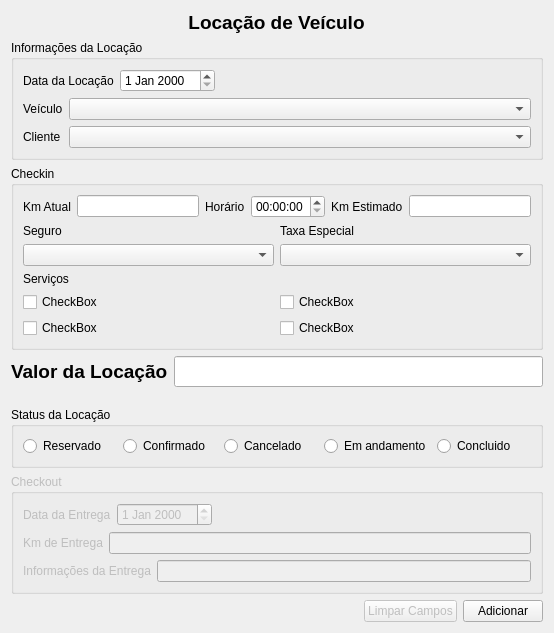
This is ui/ui_locacao.ui in adaiasreis/Projeto as Qt 5 draws it before an edit. The edited form follows.
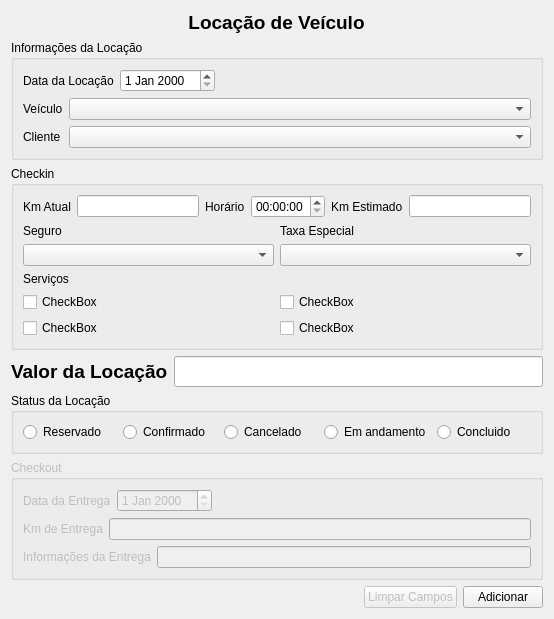
This is the edited form.

The edit to the form file:
```diff
--- a/ui/ui_locacao.ui
+++ b/ui/ui_locacao.ui
@@ -7,11 +7,11 @@
     <x>0</x>
     <y>0</y>
     <width>554</width>
-    <height>633</height>
+    <height>576</height>
    </rect>
   </property>
   <property name="sizePolicy">
-   <sizepolicy hsizetype="Preferred" vsizetype="Fixed">
+   <sizepolicy hsizetype="Preferred" vsizetype="Ignored">
     <horstretch>0</horstretch>
     <verstretch>0</verstretch>
    </sizepolicy>
```
